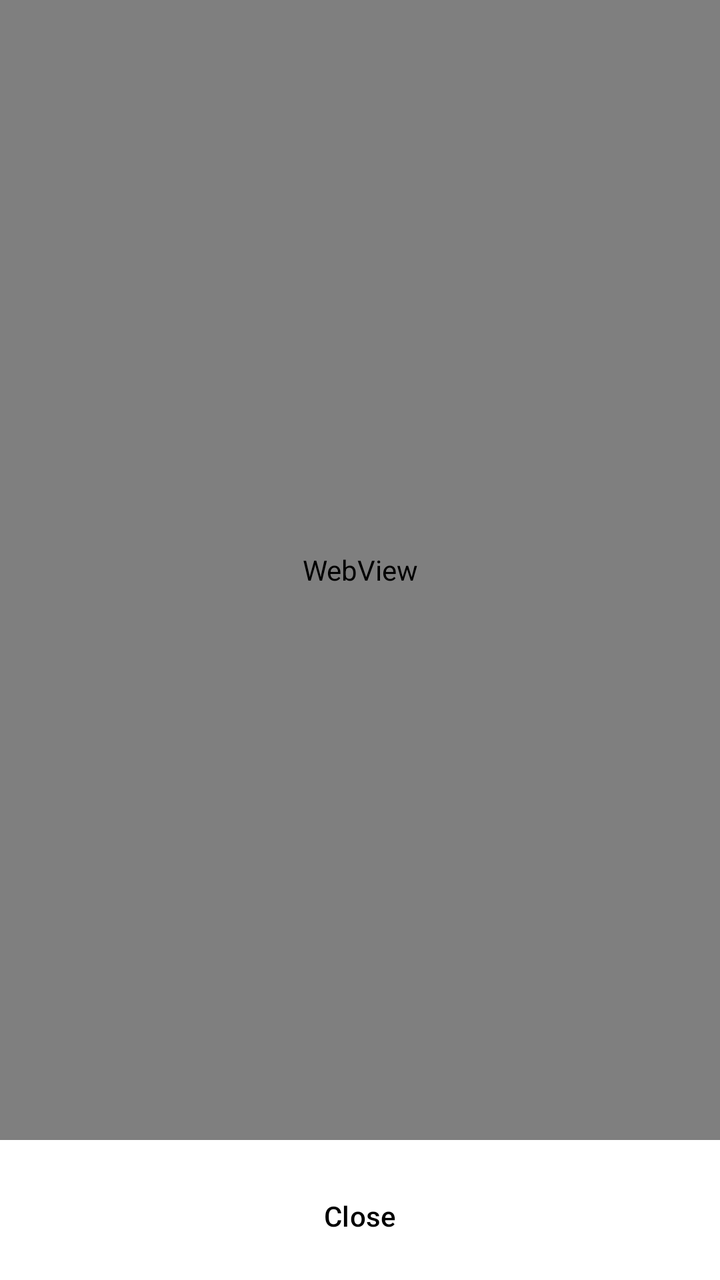
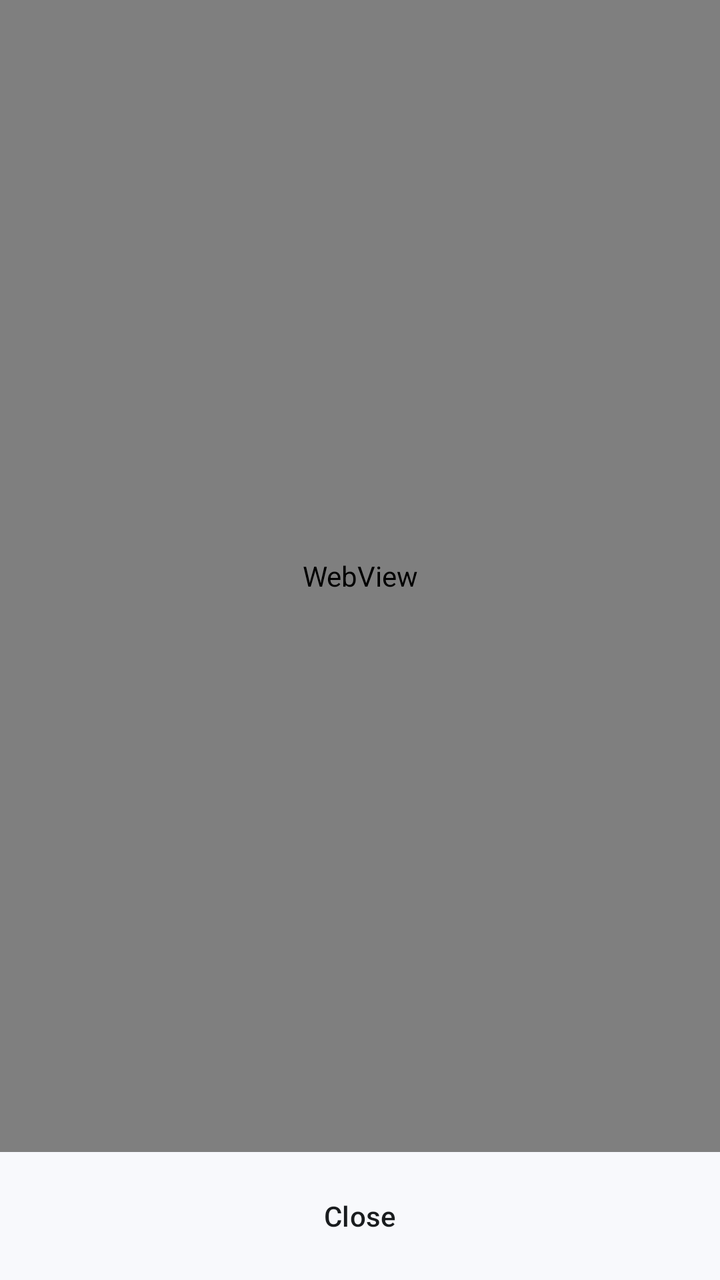

Compare the two renders of this Android layout. The source of the first and the diff that turns it into the second are given below.
<!-- AndroidManifest.xml: application theme Theme.Daftree -->
<!-- res/layout/dialog_update.xml -->
<?xml version="1.0" encoding="utf-8"?>
<RelativeLayout xmlns:android="http://schemas.android.com/apk/res/android"
    android:layout_width="match_parent"
    android:layout_height="match_parent"
    xmlns:app="http://schemas.android.com/apk/res-auto"
    android:background="@android:color/white">

    <WebView
        android:id="@+id/update_webview"
        android:layout_width="match_parent"
        android:layout_height="match_parent"
        android:layout_marginBottom="70dp" />
    <LinearLayout
    android:layout_width="match_parent"
    android:layout_height="wrap_content"
    android:layout_alignParentBottom="true"
    android:orientation="vertical"
    android:padding="8dp"
    android:gravity="center">



    <Button
        android:id="@+id/btn_close_dialog"
        style="@style/Widget.Material3.Button.TextButton"
        android:layout_width="match_parent"
        android:layout_height="wrap_content"
        android:text="@string/close"
        android:textColor="@color/black" />

</LinearLayout>

</RelativeLayout>
<!-- resources referenced by this layout -->
<resources>
  <color name="black">#FF000000</color>
  <string name="close">Close</string>
  <style name="Theme.Daftree" parent="Base.Theme.Daftree">
          
      </style>
  <color name="md_theme_primary">#006492</color>
  <color name="md_theme_onPrimary">#FFFFFF</color>
  <color name="md_theme_primaryContainer">#C9E6FF</color>
  <color name="md_theme_onPrimaryContainer">#001E2F</color>
  <color name="md_theme_secondary">#4F616E</color>
  <color name="md_theme_onSecondary">#FFFFFF</color>
  <color name="md_theme_secondaryContainer">#D2E5F5</color>
  <color name="md_theme_onSecondaryContainer">#0B1E29</color>
  <color name="md_theme_tertiary">#63597C</color>
  <color name="md_theme_onTertiary">#FFFFFF</color>
  <color name="md_theme_tertiaryContainer">#E9DDFF</color>
  <color name="md_theme_onTertiaryContainer">#1F1635</color>
  <color name="md_theme_error">#BA1A1A</color>
  <color name="md_theme_onError">#FFFFFF</color>
  <color name="md_theme_errorContainer">#FFDAD6</color>
  <color name="md_theme_onErrorContainer">#410002</color>
  <color name="md_theme_background">#F8F9FC</color>
  <color name="md_theme_onBackground">#191C1E</color>
  <color name="md_theme_surface">#F8F9FC</color>
  <color name="md_theme_onSurface">#191C1E</color>
  <color name="md_theme_surfaceVariant">#DDE3EA</color>
  <color name="md_theme_onSurfaceVariant">#41484D</color>
  <color name="md_theme_outline">#71787E</color>
  <style name="ThemeOverlay.App.BottomSheetDialog" parent="ThemeOverlay.Material3.BottomSheetDialog">
          <item name="bottomSheetStyle">@style/Widget.App.BottomSheet.Modal</item>
      </style>
  <color name="white">#FFFFFFFF</color>
  <dimen name="status_bar_height">0dp</dimen>
  <style name="Widget.MyApp.Toolbar" parent="Widget.Material3.Toolbar">
          <item name="titleTextColor">@color/black</item>
          <item name="subtitleTextColor">@color/black</item>
          <item name="navigationIconTint">@color/black</item>
          <item name="android:background">@color/white</item>
      </style>
  <style name="Widget.App.BottomSheet.Modal" parent="Widget.Material3.BottomSheet.Modal">
          <item name="backgroundTint">@android:color/transparent</item>
      </style>
  <!-- unchanged entries left out for length: 1 -->
</resources>

<!-- the commit's change to res/layout/dialog_update.xml (unified diff, before → after) -->
@@ -1,33 +1,34 @@
 <?xml version="1.0" encoding="utf-8"?>
 <RelativeLayout xmlns:android="http://schemas.android.com/apk/res/android"
+    xmlns:app="http://schemas.android.com/apk/res-auto"
     android:layout_width="match_parent"
     android:layout_height="match_parent"
-    xmlns:app="http://schemas.android.com/apk/res-auto"
-    android:background="@android:color/white">
+    android:background="?attr/colorSurface">
 
     <WebView
         android:id="@+id/update_webview"
         android:layout_width="match_parent"
         android:layout_height="match_parent"
-        android:layout_marginBottom="70dp" />
+        android:layout_above="@+id/bottom_close_container" />
+
     <LinearLayout
-    android:layout_width="match_parent"
-    android:layout_height="wrap_content"
-    android:layout_alignParentBottom="true"
-    android:orientation="vertical"
-    android:padding="8dp"
-    android:gravity="center">
-
-
-
-    <Button
-        android:id="@+id/btn_close_dialog"
-        style="@style/Widget.Material3.Button.TextButton"
+        android:id="@+id/bottom_close_container"
         android:layout_width="match_parent"
         android:layout_height="wrap_content"
-        android:text="@string/close"
-        android:textColor="@color/black" />
+        android:layout_alignParentBottom="true"
+        android:background="?attr/colorSurface"
+        android:gravity="center"
+        android:orientation="vertical"
+        android:padding="8dp">
 
-</LinearLayout>
+        <com.google.android.material.button.MaterialButton
+            android:id="@+id/btn_close_dialog"
+            style="@style/Widget.Material3.Button.TextButton"
+            android:layout_width="match_parent"
+            android:layout_height="wrap_content"
+            android:text="@string/close"
+            android:textColor="?attr/colorOnSurface" />
+
+    </LinearLayout>
 
 </RelativeLayout>
